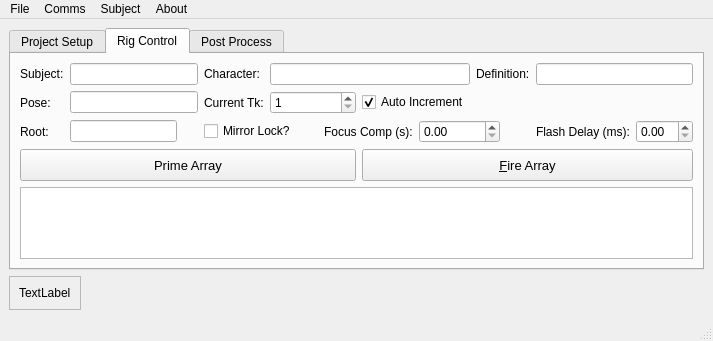
Before: the Qt Designer form bb_python/bbTriggerBoxx/ui/bbTriggerBoxx_UI.ui in Chicane5/ByteBoxx, drawn with Qt 5.
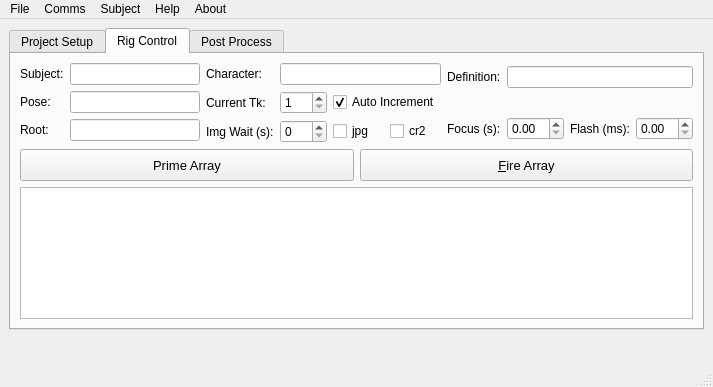
After: the same form once the commit is applied. Icons and pictures are not drawn.

```diff
--- a/bb_python/bbTriggerBoxx/ui/bbTriggerBoxx_UI.ui
+++ b/bb_python/bbTriggerBoxx/ui/bbTriggerBoxx_UI.ui
@@ -7,7 +7,7 @@
     <x>0</x>
     <y>0</y>
     <width>713</width>
-    <height>334</height>
+    <height>387</height>
    </rect>
   </property>
   <property name="windowTitle">
@@ -69,8 +69,8 @@
        <attribute name="title">
         <string>Rig Control</string>
        </attribute>
-       <layout class="QVBoxLayout" name="verticalLayout_2">
-        <item>
+       <layout class="QGridLayout" name="gridLayout_4">
+        <item row="0" column="0">
          <layout class="QGridLayout" name="gridLayout">
           <item row="0" column="0">
            <widget class="QLabel" name="label">
@@ -82,50 +82,13 @@
             </property>
            </widget>
           </item>
-          <item row="0" column="1" colspan="2">
+          <item row="0" column="1">
            <widget class="QLineEdit" name="lineEdit_subject">
             <property name="readOnly">
              <bool>true</bool>
             </property>
            </widget>
           </item>
-          <item row="0" column="3">
-           <widget class="QLabel" name="label_3">
-            <property name="text">
-             <string>Character:</string>
-            </property>
-            <property name="buddy">
-             <cstring>lineEdit_character</cstring>
-            </property>
-           </widget>
-          </item>
-          <item row="0" column="4" colspan="5">
-           <widget class="QLineEdit" name="lineEdit_character">
-            <property name="readOnly">
-             <bool>true</bool>
-            </property>
-           </widget>
-          </item>
-          <item row="0" column="9" colspan="2">
-           <widget class="QLabel" name="label_4">
-            <property name="text">
-             <string>Definition:</string>
-            </property>
-            <property name="buddy">
-             <cstring>lineEdit_definition</cstring>
-            </property>
-           </widget>
-          </item>
-          <item row="0" column="11" colspan="2">
-           <widget class="QLineEdit" name="lineEdit_definition">
-            <property name="text">
-             <string/>
-            </property>
-            <property name="readOnly">
-             <bool>true</bool>
-            </property>
-           </widget>
-          </item>
           <item row="1" column="0">
            <widget class="QLabel" name="label_2">
             <property name="text">
@@ -136,10 +99,51 @@
             </property>
            </widget>
           </item>
-          <item row="1" column="1" colspan="2">
+          <item row="1" column="1">
            <widget class="QLineEdit" name="lineEdit_pose"/>
           </item>
-          <item row="1" column="3">
+          <item row="2" column="0">
+           <widget class="QLabel" name="label_6">
+            <property name="text">
+             <string>Root:</string>
+            </property>
+            <property name="buddy">
+             <cstring>lineEdit_photoDownload</cstring>
+            </property>
+           </widget>
+          </item>
+          <item row="2" column="1">
+           <widget class="QLineEdit" name="lineEdit_photoDownload">
+            <property name="minimumSize">
+             <size>
+              <width>91</width>
+              <height>0</height>
+             </size>
+            </property>
+           </widget>
+          </item>
+         </layout>
+        </item>
+        <item row="0" column="1">
+         <layout class="QGridLayout" name="gridLayout_2">
+          <item row="0" column="0">
+           <widget class="QLabel" name="label_3">
+            <property name="text">
+             <string>Character:</string>
+            </property>
+            <property name="buddy">
+             <cstring>lineEdit_character</cstring>
+            </property>
+           </widget>
+          </item>
+          <item row="0" column="1" colspan="3">
+           <widget class="QLineEdit" name="lineEdit_character">
+            <property name="readOnly">
+             <bool>true</bool>
+            </property>
+           </widget>
+          </item>
+          <item row="1" column="0">
            <widget class="QLabel" name="label_5">
             <property name="text">
              <string>Current Tk:</string>
@@ -149,7 +153,7 @@
             </property>
            </widget>
           </item>
-          <item row="1" column="4" colspan="3">
+          <item row="1" column="1">
            <widget class="QSpinBox" name="spinBox_take">
             <property name="frame">
              <bool>true</bool>
@@ -159,7 +163,7 @@
             </property>
            </widget>
           </item>
-          <item row="1" column="7" colspan="2">
+          <item row="1" column="2" colspan="2">
            <widget class="QCheckBox" name="checkBox_inc">
             <property name="text">
              <string>Auto Increment</string>
@@ -169,7 +173,68 @@
             </property>
            </widget>
           </item>
-          <item row="1" column="9" colspan="4">
+          <item row="2" column="0">
+           <widget class="QLabel" name="label_10">
+            <property name="text">
+             <string>Img Wait (s):</string>
+            </property>
+            <property name="buddy">
+             <cstring>spinBox_imgWait</cstring>
+            </property>
+           </widget>
+          </item>
+          <item row="2" column="1">
+           <widget class="QSpinBox" name="spinBox_imgWait">
+            <property name="maximum">
+             <number>500</number>
+            </property>
+            <property name="value">
+             <number>0</number>
+            </property>
+           </widget>
+          </item>
+          <item row="2" column="2">
+           <widget class="QCheckBox" name="checkBox_jpg">
+            <property name="text">
+             <string>jpg</string>
+            </property>
+            <property name="checked">
+             <bool>false</bool>
+            </property>
+           </widget>
+          </item>
+          <item row="2" column="3">
+           <widget class="QCheckBox" name="checkBox_cr2">
+            <property name="text">
+             <string>cr2</string>
+            </property>
+           </widget>
+          </item>
+         </layout>
+        </item>
+        <item row="0" column="2">
+         <layout class="QGridLayout" name="gridLayout_3">
+          <item row="0" column="0">
+           <widget class="QLabel" name="label_4">
+            <property name="text">
+             <string>Definition:</string>
+            </property>
+            <property name="buddy">
+             <cstring>lineEdit_definition</cstring>
+            </property>
+           </widget>
+          </item>
+          <item row="0" column="1" colspan="3">
+           <widget class="QLineEdit" name="lineEdit_definition">
+            <property name="text">
+             <string/>
+            </property>
+            <property name="readOnly">
+             <bool>true</bool>
+            </property>
+           </widget>
+          </item>
+          <item row="1" column="0" colspan="4">
            <spacer name="horizontalSpacer_3">
             <property name="orientation">
              <enum>Qt::Horizontal</enum>
@@ -183,75 +248,16 @@
            </spacer>
           </item>
           <item row="2" column="0">
-           <widget class="QLabel" name="label_6">
-            <property name="text">
-             <string>Root:</string>
-            </property>
-            <property name="buddy">
-             <cstring>lineEdit_photoDownload</cstring>
-            </property>
-           </widget>
-          </item>
-          <item row="2" column="1">
-           <widget class="QLineEdit" name="lineEdit_photoDownload">
-            <property name="minimumSize">
-             <size>
-              <width>91</width>
-              <height>0</height>
-             </size>
-            </property>
-           </widget>
-          </item>
-          <item row="2" column="2">
-           <spacer name="horizontalSpacer_7">
-            <property name="orientation">
-             <enum>Qt::Horizontal</enum>
-            </property>
-            <property name="sizeType">
-             <enum>QSizePolicy::Fixed</enum>
-            </property>
-            <property name="sizeHint" stdset="0">
-             <size>
-              <width>15</width>
-              <height>20</height>
-             </size>
-            </property>
-           </spacer>
-          </item>
-          <item row="2" column="3" colspan="2">
-           <widget class="QCheckBox" name="checkBox_mirror">
-            <property name="text">
-             <string>Mirror Lock?</string>
-            </property>
-           </widget>
-          </item>
-          <item row="2" column="5">
-           <spacer name="horizontalSpacer_4">
-            <property name="orientation">
-             <enum>Qt::Horizontal</enum>
-            </property>
-            <property name="sizeType">
-             <enum>QSizePolicy::Fixed</enum>
-            </property>
-            <property name="sizeHint" stdset="0">
-             <size>
-              <width>15</width>
-              <height>20</height>
-             </size>
-            </property>
-           </spacer>
-          </item>
-          <item row="2" column="6" colspan="2">
            <widget class="QLabel" name="label_7">
             <property name="text">
-             <string>Focus Comp (s):</string>
+             <string>Focus (s):</string>
             </property>
             <property name="buddy">
              <cstring>doubleSpinBox_focus</cstring>
             </property>
            </widget>
           </item>
-          <item row="2" column="8" colspan="2">
+          <item row="2" column="1">
            <widget class="QDoubleSpinBox" name="doubleSpinBox_focus">
             <property name="frame">
              <bool>true</bool>
@@ -261,33 +267,17 @@
             </property>
            </widget>
           </item>
-          <item row="2" column="10">
-           <spacer name="horizontalSpacer_5">
-            <property name="orientation">
-             <enum>Qt::Horizontal</enum>
-            </property>
-            <property name="sizeType">
-             <enum>QSizePolicy::Fixed</enum>
-            </property>
-            <property name="sizeHint" stdset="0">
-             <size>
-              <width>15</width>
-              <height>20</height>
-             </size>
-            </property>
-           </spacer>
-          </item>
-          <item row="2" column="11">
+          <item row="2" column="2">
            <widget class="QLabel" name="label_8">
             <property name="text">
-             <string>Flash Delay (ms):</string>
+             <string>Flash (ms):</string>
             </property>
             <property name="buddy">
              <cstring>doubleSpinBox_flash</cstring>
             </property>
            </widget>
           </item>
-          <item row="2" column="12">
+          <item row="2" column="3">
            <widget class="QDoubleSpinBox" name="doubleSpinBox_flash">
             <property name="frame">
              <bool>true</bool>
@@ -297,7 +287,11 @@
             </property>
            </widget>
           </item>
-          <item row="3" column="0" colspan="7">
+         </layout>
+        </item>
+        <item row="1" column="0" colspan="3">
+         <layout class="QHBoxLayout" name="horizontalLayout_2">
+          <item>
            <widget class="QPushButton" name="pushButton_prime">
             <property name="minimumSize">
              <size>
@@ -315,7 +309,7 @@
             </property>
            </widget>
           </item>
-          <item row="3" column="7" colspan="6">
+          <item>
            <widget class="QPushButton" name="pushButton_fire">
             <property name="minimumSize">
              <size>
@@ -339,7 +333,7 @@
           </item>
          </layout>
         </item>
-        <item>
+        <item row="2" column="0" colspan="3">
          <widget class="QPlainTextEdit" name="plainTextEdit_logging">
           <property name="sizePolicy">
            <sizepolicy hsizetype="Preferred" vsizetype="Expanding">
@@ -373,22 +367,13 @@
     <item>
      <layout class="QHBoxLayout" name="horizontalLayout_5">
       <item>
-       <widget class="QFrame" name="frame_logo">
-        <property name="frameShape">
-         <enum>QFrame::StyledPanel</enum>
+       <widget class="QLabel" name="label_logo">
+        <property name="text">
+         <string/>
         </property>
-        <property name="frameShadow">
-         <enum>QFrame::Raised</enum>
+        <property name="pixmap">
+         <pixmap resource="bbTriggerBoxx_QRC.qrc">:/icons/bbTriggerBoxx_logo.jpg</pixmap>
         </property>
-        <layout class="QHBoxLayout" name="horizontalLayout_4">
-         <item>
-          <widget class="QLabel" name="label_logo">
-           <property name="text">
-            <string>TextLabel</string>
-           </property>
-          </widget>
-         </item>
-        </layout>
        </widget>
       </item>
       <item>
@@ -414,7 +399,7 @@
      <x>0</x>
      <y>0</y>
      <width>713</width>
-     <height>21</height>
+     <height>22</height>
     </rect>
    </property>
    <widget class="QMenu" name="menuFile">
@@ -458,9 +443,15 @@
     <addaction name="actionNew_Subject"/>
     <addaction name="menuActive_Subject"/>
    </widget>
+   <widget class="QMenu" name="menuHelp">
+    <property name="title">
+     <string>Help</string>
+    </property>
+   </widget>
    <addaction name="menuFile"/>
    <addaction name="menuComms"/>
    <addaction name="menuSubject"/>
+   <addaction name="menuHelp"/>
    <addaction name="menuAbout"/>
   </widget>
   <widget class="QStatusBar" name="statusbar"/>
```
Left out of the diff: 6 changed lines with no effect on the pictures.
